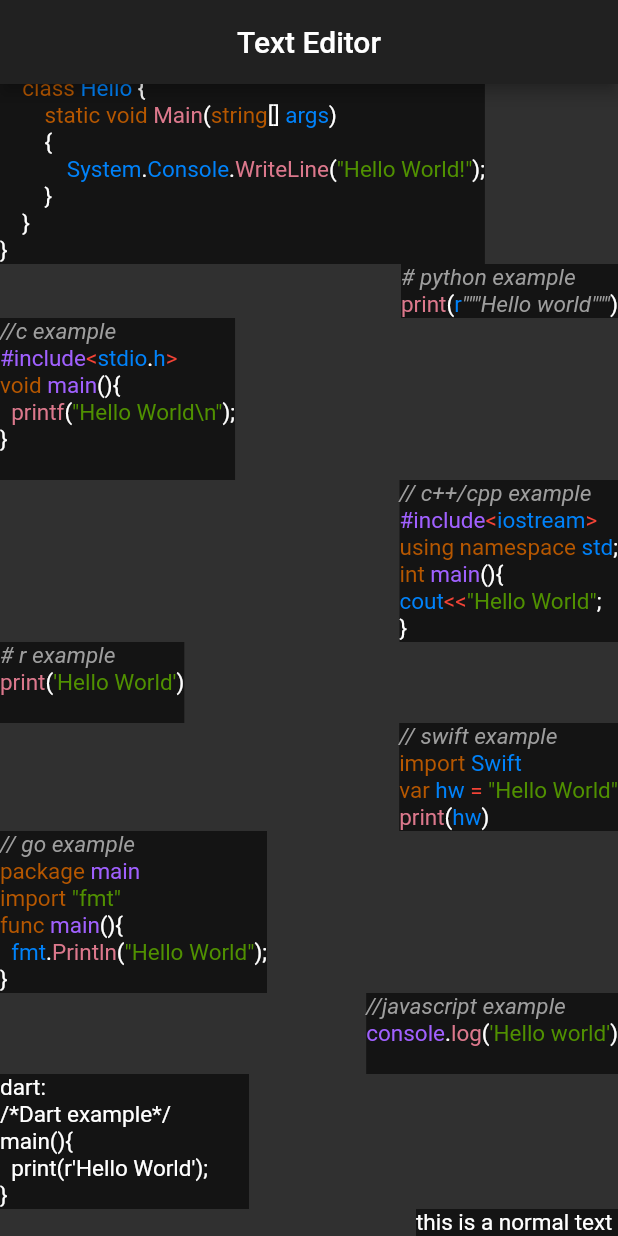
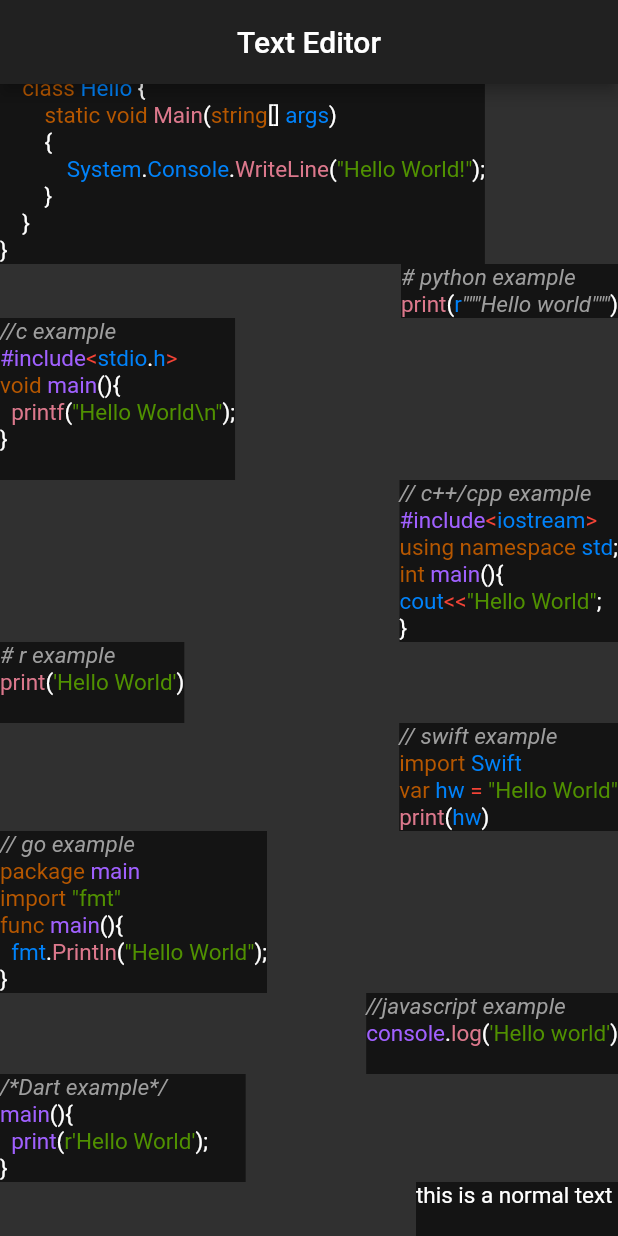
Before and after one commit to ssrajputtheboss/text_highlight, a Flutter app: the screen it shows after launch, scrolled down 168 dp, on a phone screen of 412 x 824 dp. Run offline on Flutter 3.47's test engine with Material 2 defaults, Android fonts, the phone set to English and light mode, and no system bars.

Commit message:
update 1.3.0

```diff
--- a/lib/text_highlight.dart
+++ b/lib/text_highlight.dart
@@ -11,6 +11,7 @@ import 'package:text_highlight/tools/javascript_text.dart';
 import 'package:text_highlight/tools/pytext.dart';
 import 'package:text_highlight/tools/r_text.dart';
 import 'package:text_highlight/tools/swift_text.dart';
+import 'package:text_highlight/tools/dart_text.dart';
 
 
 
@@ -24,6 +25,7 @@ class HighlightTextModes {
   static const GO = 'go';
   static const R = 'r';
   static const SWIFT = 'swift';
+  static const DART = 'dart';
   static const TEXT = 'text';
   static const AUTO = 'auto';
 }
@@ -51,7 +53,7 @@ class HighlightText extends StatelessWidget{
   });
   setMode(){
     final _modes = const [
-      'python' , 'java' , 'javascript' , 'text' , 'auto' , 'c' , 'cpp' , 'c++' , 'csharp' , 'c#' , 'go' , 'r' , 'swift' ,
+      'python' , 'java' , 'javascript' , 'text' , 'auto' , 'c' , 'cpp' , 'c++' , 'csharp' , 'c#' , 'go' , 'r' , 'swift' , 'dart'
     ];
     String text = this.text;
     String mode = this.mode;
@@ -83,6 +85,8 @@ class HighlightText extends StatelessWidget{
       return RText(text ,fontSize: fontSize,  theme: theme,richTextOverflow: richTextOverflow, softWrap: softWrap,);
     if(mode==HighlightTextModes.SWIFT)
       return SwiftText(text ,fontSize: fontSize,  theme: theme,richTextOverflow: richTextOverflow, softWrap: softWrap,);
+    if(mode==HighlightTextModes.DART)
+      return DartText(text ,fontSize: fontSize,  theme: theme,richTextOverflow: richTextOverflow, softWrap: softWrap,);
     return Text(text ,overflow: richTextOverflow, softWrap: softWrap, style: TextStyle( fontSize:  fontSize,color: theme.textColor ), );
   }
 
--- a/lib/tools/c_text.dart
+++ b/lib/tools/c_text.dart
@@ -65,21 +65,21 @@ class CText extends StatelessWidget{
     var lst = [];
     var r = new RegExp(rc + '|' + rs + '|' + r'//.*');
     r.allMatches(text).forEach((i) {
-      text = text.replaceFirst(i.group(0), '\x00');
+      text = text.replaceFirst(i.group(0)!, '\x00');
       lst.add(i.group(0));
     });
-    var  re = new RegExp(r'(\x00)|([^\x00\?:!%\+\=\-\*/\&\^\|~\w])+|((\w)+)|[\s\?:!%\+\=\-\*/\&\^\|~]+');
+    RegExp  re = new RegExp(r'(\x00)|([^\x00\?:!%\+\=\-\*/\&\^\|~\w])+|((\w)+)|[\s\?:!%\+\=\-\*/\&\^\|~]+');
     int j=0;
-    var lastToken = '';
+    String? lastToken = '';
     re.allMatches(text).forEach((i) {
-      if(i.group(0).contains('\x00')){
-        var x = i.group(0).replaceFirst('\x00', lst[j]);
+      if(i.group(0)!.contains('\x00')){
+        var x = i.group(0)!.replaceFirst('\x00', lst[j]);
         spans.add(TextSpan(text: x,style: getTextStyle(lst[j] , spans , lastToken)));
         j++;
       }else {
-        spans.add(TextSpan(text: i.group(0), style: getTextStyle(i.group(0) , spans , lastToken)));
+        spans.add(TextSpan(text: i.group(0), style: getTextStyle(i.group(0)! , spans , lastToken)));
       }
-      lastToken = i.group(0);
+      lastToken = i.group(0)!;
       // print(i.group(0));
     });
     return  spans;
--- a/lib/tools/cpp_text.dart
+++ b/lib/tools/cpp_text.dart
@@ -65,21 +65,21 @@ class CppText extends StatelessWidget{
     var lst = [];
     var r = new RegExp(rc + '|' + rs + '|' + r'//.*');
     r.allMatches(text).forEach((i) {
-      text = text.replaceFirst(i.group(0), '\x00');
+      text = text.replaceFirst(i.group(0)!, '\x00');
       lst.add(i.group(0));
     });
     var  re = new RegExp(r'(\x00)|([^\?:!%\x00\+\=\-\*/\&\^\|~\w])+|((\w)+)|[\s\?:!%\+\=\-\*/\&\^\|~]+');
     int j=0;
-    var lastToken = '';
+    String? lastToken = '';
     re.allMatches(text).forEach((i) {
-      if(i.group(0).contains('\x00')){
-        var x = i.group(0).replaceFirst('\x00', lst[j]);
+      if(i.group(0)!.contains('\x00')){
+        var x = i.group(0)!.replaceFirst('\x00', lst[j]);
         spans.add(TextSpan(text: x,style: getTextStyle(lst[j] , spans , lastToken)));
         j++;
       }else {
-        spans.add(TextSpan(text: i.group(0), style: getTextStyle(i.group(0) , spans , lastToken)));
+        spans.add(TextSpan(text: i.group(0), style: getTextStyle(i.group(0)! , spans , lastToken)));
       }
-      lastToken = i.group(0);
+      lastToken = i.group(0)!;
       // print(i.group(0));
     });
     return  spans;
--- a/lib/tools/csharp_text.dart
+++ b/lib/tools/csharp_text.dart
@@ -63,21 +63,21 @@ class CSharpText extends StatelessWidget{
     var lst = [];
     var r = new RegExp(rc + '|' + rs + '|' + r'//.*');
     r.allMatches(text).forEach((i) {
-      text = text.replaceFirst(i.group(0), '\x00');
+      text = text.replaceFirst(i.group(0)!, '\x00');
       lst.add(i.group(0));
     });
     var  re = new RegExp(r'(\x00)|([^\x00\?:!%\+\=\-\*/\&\^\|~\w])+|((\w)+)|[\s\?:!%\+\=\-\*/\&\^\|~]+');
     int j=0;
-    var lastToken = '';
+    String? lastToken = '';
     re.allMatches(text).forEach((i) {
-      if(i.group(0).contains('\x00')){
-        var x = i.group(0).replaceFirst('\x00', lst[j]);
+      if(i.group(0)!.contains('\x00')){
+        var x = i.group(0)!.replaceFirst('\x00', lst[j]);
         spans.add(TextSpan(text: x,style: getTextStyle(lst[j] , spans , lastToken)));
         j++;
       }else {
-        spans.add(TextSpan(text: i.group(0), style: getTextStyle(i.group(0) , spans , lastToken)));
+        spans.add(TextSpan(text: i.group(0), style: getTextStyle(i.group(0)! , spans , lastToken)));
       }
-      lastToken = i.group(0);
+      lastToken = i.group(0)!;
       // print(i.group(0).replaceAll('\x00', '`'));
     });
     return  spans;
--- a/lib/tools/go_text.dart
+++ b/lib/tools/go_text.dart
@@ -57,21 +57,21 @@ class GoText extends StatelessWidget{
     var lst = [];
     var r = new RegExp(rc + '|' + rs + '|' + r'//.*');
     r.allMatches(text).forEach((i) {
-      text = text.replaceFirst(i.group(0), '\x00');
+      text = text.replaceFirst(i.group(0)!, '\x00');
       lst.add(i.group(0));
     });
     var  re = new RegExp(r'(\x00)|([^\?:!%\x00\+\=\-\*/\&\^\|~\w])+|((\w)+)|[\s\?:!%\+\=\-\*/\&\^\|~]+');
     int j=0;
-    var lastToken = '';
+    String? lastToken = '';
     re.allMatches(text).forEach((i) {
-      if(i.group(0).contains('\x00')){
-        var x = i.group(0).replaceFirst('\x00', lst[j]);
+      if(i.group(0)!.contains('\x00')){
+        var x = i.group(0)!.replaceFirst('\x00', lst[j]);
         spans.add(TextSpan(text: x,style: getTextStyle(lst[j] , spans , lastToken)));
         j++;
       }else {
-        spans.add(TextSpan(text: i.group(0), style: getTextStyle(i.group(0) , spans , lastToken)));
+        spans.add(TextSpan(text: i.group(0), style: getTextStyle(i.group(0)! , spans , lastToken)));
       }
-      lastToken = i.group(0);
+      lastToken = i.group(0)!;
       // print(i.group(0));
     });
     return  spans;
--- a/lib/tools/java_text.dart
+++ b/lib/tools/java_text.dart
@@ -64,21 +64,21 @@ class JavaText extends StatelessWidget{
     var lst = [];
     var r = new RegExp(rc + '|' + rs + '|' + r'//.*');
     r.allMatches(text).forEach((i) {
-      text = text.replaceFirst(i.group(0), '\x00');
+      text = text.replaceFirst(i.group(0)!, '\x00');
       lst.add(i.group(0));
     });
     var  re = new RegExp(r'(\x00)|([^\x00\?:!%\+\=\-\*/\&\^\|~\w])+|((\w)+)|[\s\?:!%\+\=\-\*/\&\^\|~]+');
     int j=0;
-    var lastToken = '';
+    String? lastToken = '';
     re.allMatches(text).forEach((i) {
-      if(i.group(0).contains('\x00')){
-        var x = i.group(0).replaceFirst('\x00', lst[j]);
+      if(i.group(0)!.contains('\x00')){
+        var x = i.group(0)!.replaceFirst('\x00', lst[j]);
         spans.add(TextSpan(text: x,style: getTextStyle(lst[j] , spans , lastToken)));
         j++;
       }else {
-        spans.add(TextSpan(text: i.group(0), style: getTextStyle(i.group(0) , spans , lastToken)));
+        spans.add(TextSpan(text: i.group(0), style: getTextStyle(i.group(0)! , spans , lastToken)));
       }
-      lastToken = i.group(0);
+      lastToken = i.group(0)!;
       // print(i.group(0));
     });
     return  spans;
--- a/lib/tools/javascript_text.dart
+++ b/lib/tools/javascript_text.dart
@@ -64,21 +64,21 @@ class JavaScriptText extends StatelessWidget{
     var lst = [];
     var r = new RegExp(rc + '|' + rs + '|' + r'//.*');
     r.allMatches(text).forEach((i) {
-      text = text.replaceFirst(i.group(0), '\x00');
+      text = text.replaceFirst(i.group(0)!, '\x00');
       lst.add(i.group(0));
     });
     var  re = new RegExp(r'(\x00)|([^\x00!%<>\+\=\?:\-\*/\&\^\|\w])+|((\w)+)|[\s\?:!%<>\+\=\-\*/\&\^\|]+');
     int j=0;
-    var lastToken = '';
+    String? lastToken = '';
     re.allMatches(text).forEach((i) {
-      if(i.group(0).contains('\x00')){
-        var x = i.group(0).replaceFirst('\x00', lst[j]);
+      if(i.group(0)!.contains('\x00')){
+        var x = i.group(0)!.replaceFirst('\x00', lst[j]);
         spans.add(TextSpan(text: x,style: getTextStyle(lst[j] , spans , lastToken)));
         j++;
       }else {
-        spans.add(TextSpan(text: i.group(0), style: getTextStyle(i.group(0) , spans , lastToken)));
+        spans.add(TextSpan(text: i.group(0), style: getTextStyle(i.group(0)! , spans , lastToken)));
       }
-      lastToken = i.group(0);
+      lastToken = i.group(0)!;
       // print(i.group(0));
     });
     return  spans;
--- a/lib/tools/pytext.dart
+++ b/lib/tools/pytext.dart
@@ -73,15 +73,15 @@ class PyText extends StatelessWidget{
     var lst = [];
     var r = new RegExp(rc + '|' + rs + '|' + r'#.*');
     r.allMatches(text).forEach((i) {
-      text = text.replaceFirst(i.group(0), '\x00');
+      text = text.replaceFirst(i.group(0)!, '\x00');
       lst.add(i.group(0));
     });
     var  re = new RegExp(r'(\x00)|([^\x00!%\+\=\-\*/\&\^\|~\w])+|((\w)+)|[\s!%\+\=\-\*/\&\^\|~]+');
     int j=0;
-    var lastToken = '';
+    String lastToken = '';
     re.allMatches(text).forEach((i) {
-      if(i.group(0).contains('\x00')){
-        var x = i.group(0).replaceFirst('\x00', lst[j]);
+      if(i.group(0)!.contains('\x00')){
+        var x = i.group(0)!.replaceFirst('\x00', lst[j]);
         var lt = lastToken.trimRight();
         lt = lt==''?' ':lt;
         if(!lt[lt.length-1].contains(new RegExp(r'\+|=|\*|\(')) && (new RegExp(r'"""(.|\n)*"""'+'|'+r"'''(.|\n)*'''").hasMatch(lst[j]))){
@@ -91,9 +91,9 @@ class PyText extends StatelessWidget{
           spans.add(TextSpan(text: x,style: getTextStyle(lst[j] , spans , lastToken)));
         j++;
       }else {
-        spans.add(TextSpan(text: i.group(0), style: getTextStyle(i.group(0) , spans , lastToken)));
+        spans.add(TextSpan(text: i.group(0), style: getTextStyle(i.group(0)! , spans , lastToken)));
       }
-      lastToken = i.group(0);
+      lastToken = i.group(0)!;
      // print(i.group(0));
     });
     return  spans;
--- a/lib/tools/r_text.dart
+++ b/lib/tools/r_text.dart
@@ -58,21 +58,21 @@ class RText extends StatelessWidget{
     var lst = [];
     var r = new RegExp(rc + '|' + rs );
     r.allMatches(text).forEach((i) {
-      text = text.replaceFirst(i.group(0), '\x00');
+      text = text.replaceFirst(i.group(0)!, '\x00');
       lst.add(i.group(0));
     });
     var  re = new RegExp(r'(\x00)|([^\x00\?:!%\+\=\-\*/\&\^\|~\w])+|((\w)+)|[\s\?:!%\+\=\-\*/\&\^\|~]+');
     int j=0;
-    var lastToken = '';
+    String? lastToken = '';
     re.allMatches(text).forEach((i) {
-      if(i.group(0).contains('\x00')){
-        var x = i.group(0).replaceFirst('\x00', lst[j]);
+      if(i.group(0)!.contains('\x00')){
+        var x = i.group(0)!.replaceFirst('\x00', lst[j]);
         spans.add(TextSpan(text: x,style: getTextStyle(lst[j] , spans , lastToken)));
         j++;
       }else {
-        spans.add(TextSpan(text: i.group(0), style: getTextStyle(i.group(0) , spans , lastToken)));
+        spans.add(TextSpan(text: i.group(0), style: getTextStyle(i.group(0)! , spans , lastToken)));
       }
-      lastToken = i.group(0);
+      lastToken = i.group(0)!;
       // print(i.group(0));
     });
     return  spans;
--- a/lib/tools/swift_text.dart
+++ b/lib/tools/swift_text.dart
@@ -61,21 +61,21 @@ class SwiftText extends StatelessWidget{
     var lst = [];
     var r = new RegExp(rc + '|' + rs + '|' + r'//.*');
     r.allMatches(text).forEach((i) {
-      text = text.replaceFirst(i.group(0), '\x00');
+      text = text.replaceFirst(i.group(0)!, '\x00');
       lst.add(i.group(0));
     });
     var  re = new RegExp(r'(\x00)|([^\x00\?:!%\+\=\-\*/\&\^\|~\w])+|((\w)+)|[\s\?:!%\+\=\-\*/\&\^\|~]+');
     int j=0;
-    var lastToken = '';
+    String? lastToken = '';
     re.allMatches(text).forEach((i) {
-      if(i.group(0).contains('\x00')){
-        var x = i.group(0).replaceFirst('\x00', lst[j]);
+      if(i.group(0)!.contains('\x00')){
+        var x = i.group(0)!.replaceFirst('\x00', lst[j]);
         spans.add(TextSpan(text: x,style: getTextStyle(lst[j] , spans , lastToken)));
         j++;
       }else {
-        spans.add(TextSpan(text: i.group(0), style: getTextStyle(i.group(0) , spans , lastToken)));
+        spans.add(TextSpan(text: i.group(0), style: getTextStyle(i.group(0)! , spans , lastToken)));
       }
-      lastToken = i.group(0);
+      lastToken = i.group(0)!;
       // print(i.group(0));
     });
     return  spans;
--- a/pubspec.yaml
+++ b/pubspec.yaml
@@ -1,11 +1,11 @@
 name: text_highlight
-description: A richtext widget for highlighting programming languages like python , c++ , c# etc. Currently supports 9 programming languages c, c++, c#, go, java, javascript, python, r, swift.
-version: 1.0.1
+description: A richtext widget for syntax highlighting programming languages like python , c++ , c# etc. Supports upto 10 languages.
+version: 1.0.3
 
 homepage: https://github.com/ssrajputtheboss/text_highlight
 
 environment:
-  sdk: ">=2.7.0 <3.0.0"
+  sdk: ">=2.12.0 <3.0.0"
   flutter: ">=1.17.0"
 
 dependencies:
```
Also changed, not shown: pubspec.lock, 2 other files.
